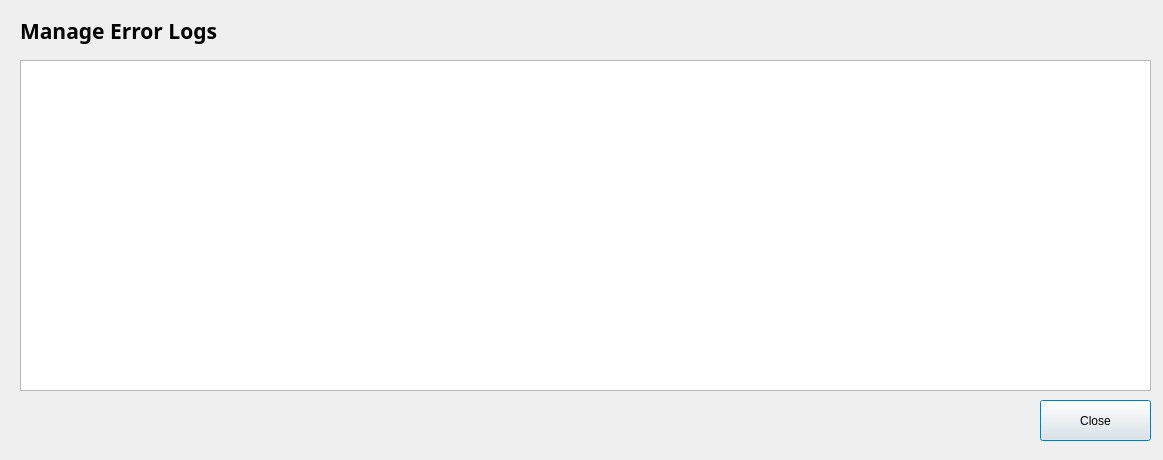
Old version of the form MyCovidRecord/manageerrorlogs.ui in the repository gagabon501/cs106-2.
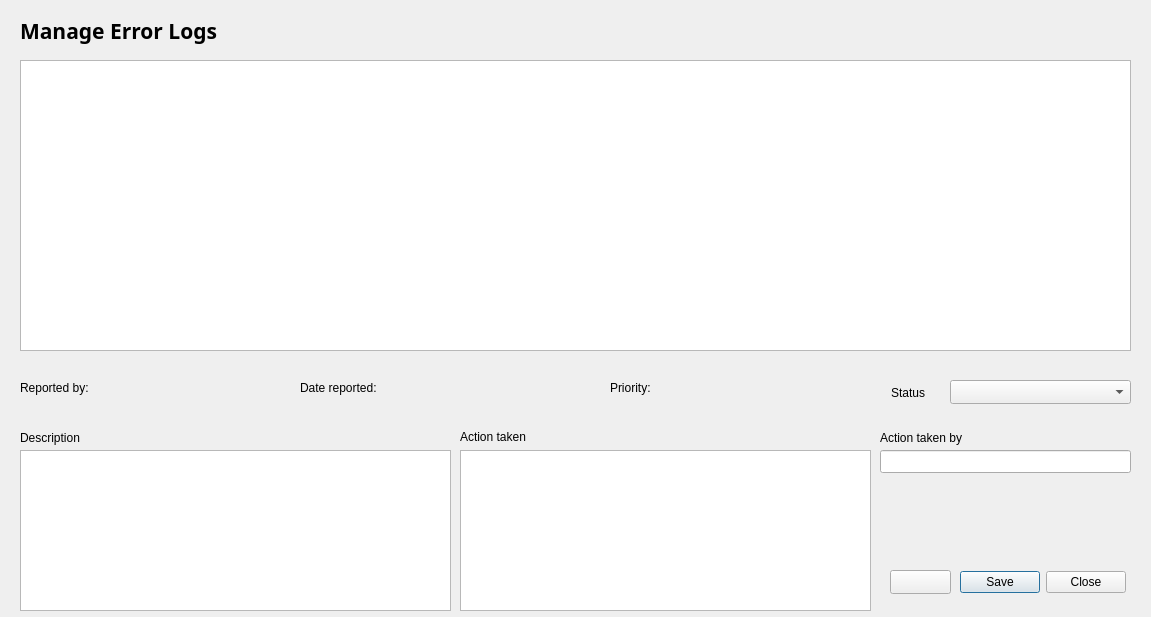
New version of the form. Icons and pictures are not drawn.

```diff
--- a/MyCovidRecord/manageerrorlogs.ui
+++ b/MyCovidRecord/manageerrorlogs.ui
@@ -6,8 +6,8 @@
    <rect>
     <x>0</x>
     <y>0</y>
-    <width>1163</width>
-    <height>460</height>
+    <width>1151</width>
+    <height>617</height>
    </rect>
   </property>
   <property name="windowTitle">
@@ -18,8 +18,8 @@
     <rect>
      <x>20</x>
      <y>60</y>
-     <width>1131</width>
-     <height>331</height>
+     <width>1111</width>
+     <height>291</height>
     </rect>
    </property>
   </widget>
@@ -43,17 +43,200 @@
     <string>Manage Error Logs</string>
    </property>
   </widget>
-  <widget class="QPushButton" name="pushButton_save">
+  <widget class="QTextEdit" name="textEdit_remarks">
    <property name="geometry">
     <rect>
-     <x>1040</x>
-     <y>400</y>
-     <width>111</width>
-     <height>41</height>
+     <x>460</x>
+     <y>450</y>
+     <width>411</width>
+     <height>161</height>
     </rect>
    </property>
+  </widget>
+  <widget class="QLabel" name="label_6">
+   <property name="geometry">
+    <rect>
+     <x>460</x>
+     <y>426</y>
+     <width>81</width>
+     <height>21</height>
+    </rect>
+   </property>
+   <property name="sizePolicy">
+    <sizepolicy hsizetype="Maximum" vsizetype="Maximum">
+     <horstretch>0</horstretch>
+     <verstretch>0</verstretch>
+    </sizepolicy>
+   </property>
    <property name="text">
-    <string>Close</string>
+    <string>Action taken</string>
+   </property>
+  </widget>
+  <widget class="QLabel" name="label_7">
+   <property name="geometry">
+    <rect>
+     <x>880</x>
+     <y>430</y>
+     <width>131</width>
+     <height>16</height>
+    </rect>
+   </property>
+   <property name="sizePolicy">
+    <sizepolicy hsizetype="Maximum" vsizetype="Maximum">
+     <horstretch>0</horstretch>
+     <verstretch>0</verstretch>
+    </sizepolicy>
+   </property>
+   <property name="text">
+    <string>Action taken by</string>
+   </property>
+  </widget>
+  <widget class="QLineEdit" name="lineEdit_actioned_by">
+   <property name="geometry">
+    <rect>
+     <x>880</x>
+     <y>450</y>
+     <width>251</width>
+     <height>23</height>
+    </rect>
+   </property>
+  </widget>
+  <widget class="QDialogButtonBox" name="buttonBox">
+   <property name="geometry">
+    <rect>
+     <x>905</x>
+     <y>570</y>
+     <width>221</width>
+     <height>24</height>
+    </rect>
+   </property>
+   <property name="standardButtons">
+    <set>QDialogButtonBox::Close|QDialogButtonBox::Save</set>
+   </property>
+  </widget>
+  <widget class="QTextEdit" name="textEdit_description">
+   <property name="geometry">
+    <rect>
+     <x>20</x>
+     <y>450</y>
+     <width>431</width>
+     <height>161</height>
+    </rect>
+   </property>
+   <property name="readOnly">
+    <bool>true</bool>
+   </property>
+  </widget>
+  <widget class="QLabel" name="label_8">
+   <property name="geometry">
+    <rect>
+     <x>20</x>
+     <y>430</y>
+     <width>151</width>
+     <height>16</height>
+    </rect>
+   </property>
+   <property name="text">
+    <string>Description</string>
+   </property>
+  </widget>
+  <widget class="QLabel" name="label_id">
+   <property name="geometry">
+    <rect>
+     <x>880</x>
+     <y>480</y>
+     <width>62</width>
+     <height>16</height>
+    </rect>
+   </property>
+   <property name="text">
+    <string/>
+   </property>
+  </widget>
+  <widget class="QLabel" name="label_reported_by">
+   <property name="geometry">
+    <rect>
+     <x>20</x>
+     <y>380</y>
+     <width>371</width>
+     <height>16</height>
+    </rect>
+   </property>
+   <property name="text">
+    <string>Reported by: </string>
+   </property>
+  </widget>
+  <widget class="QLabel" name="label_date_reported">
+   <property name="geometry">
+    <rect>
+     <x>300</x>
+     <y>380</y>
+     <width>301</width>
+     <height>16</height>
+    </rect>
+   </property>
+   <property name="text">
+    <string>Date reported: </string>
+   </property>
+  </widget>
+  <widget class="QLabel" name="label_priority">
+   <property name="geometry">
+    <rect>
+     <x>610</x>
+     <y>380</y>
+     <width>91</width>
+     <height>16</height>
+    </rect>
+   </property>
+   <property name="text">
+    <string>Priority:</string>
+   </property>
+  </widget>
+  <widget class="QComboBox" name="comboBox_status">
+   <property name="geometry">
+    <rect>
+     <x>950</x>
+     <y>380</y>
+     <width>181</width>
+     <height>24</height>
+    </rect>
+   </property>
+  </widget>
+  <widget class="QLabel" name="label_5">
+   <property name="geometry">
+    <rect>
+     <x>891</x>
+     <y>385</y>
+     <width>42</width>
+     <height>16</height>
+    </rect>
+   </property>
+   <property name="sizePolicy">
+    <sizepolicy hsizetype="Maximum" vsizetype="Maximum">
+     <horstretch>0</horstretch>
+     <verstretch>0</verstretch>
+    </sizepolicy>
+   </property>
+   <property name="text">
+    <string>Status</string>
+   </property>
+  </widget>
+  <widget class="QPushButton" name="pushButton_refresh">
+   <property name="geometry">
+    <rect>
+     <x>890</x>
+     <y>570</y>
+     <width>61</width>
+     <height>24</height>
+    </rect>
+   </property>
+   <property name="text">
+    <string/>
+   </property>
+   <property name="icon">
+    <iconset>
+     <normalon>:/images/images/5810431-04.png</normalon>
+    </iconset>
    </property>
   </widget>
  </widget>
```
